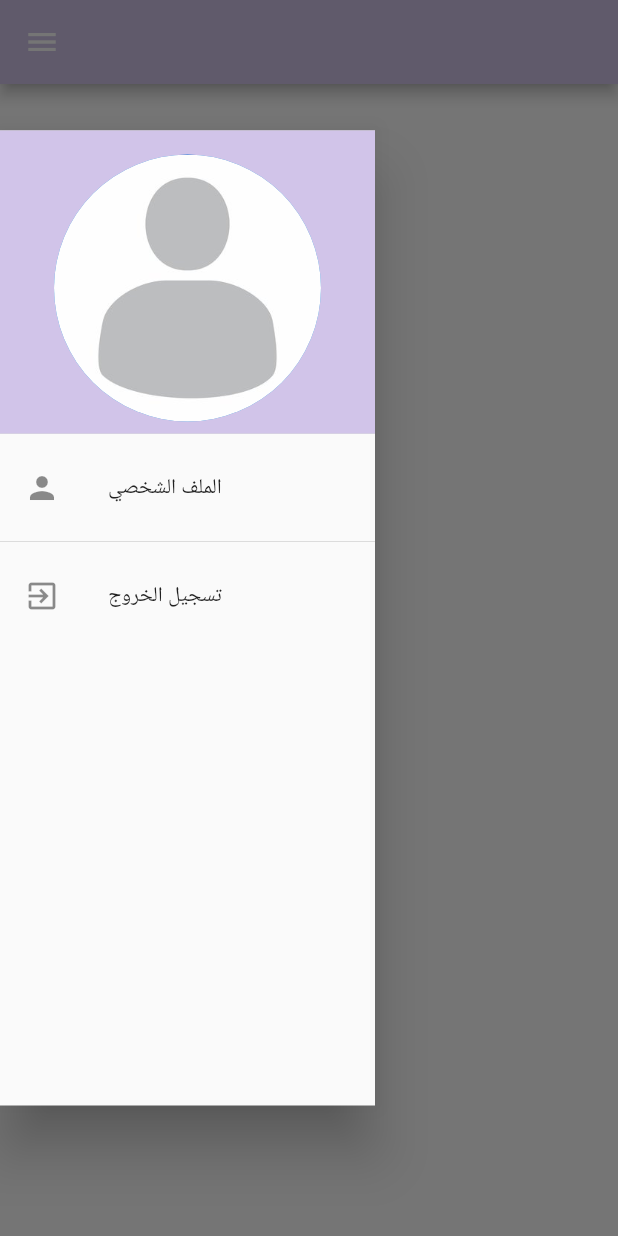
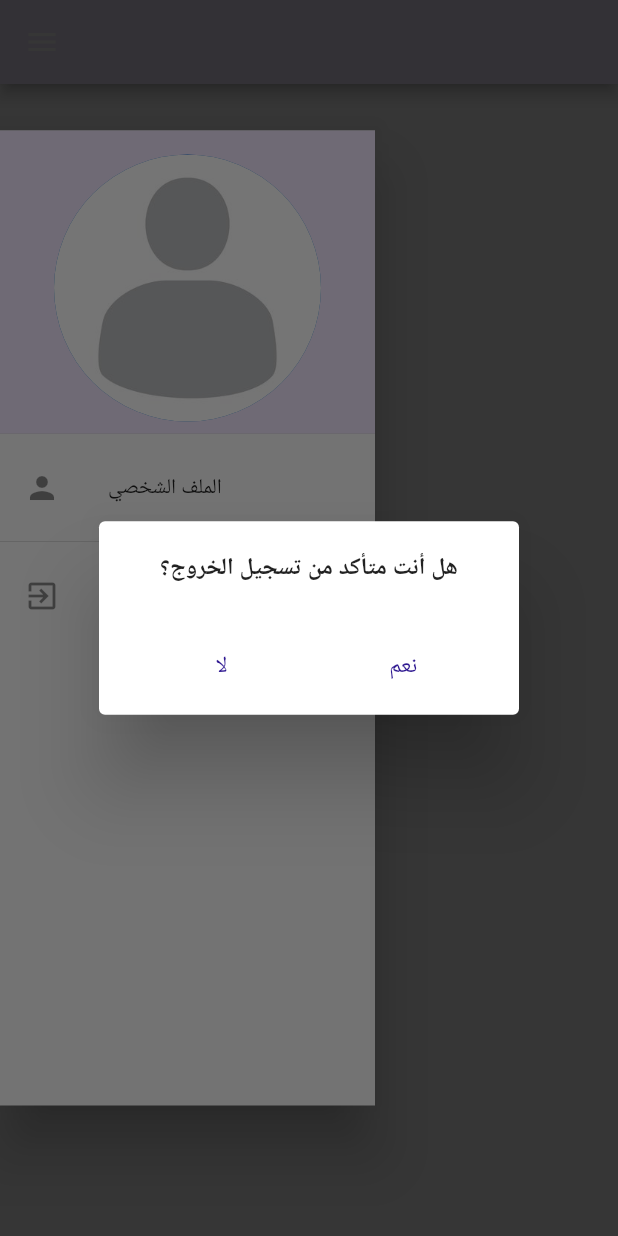
Before and after one commit to Noura-alhoshan/Meras, a Flutter app: the MyHomePage screen opened directly, in the side drawer, after a tap on "تسجيل الخروج", on a phone screen of 412 x 824 dp. Run offline on Flutter 3.47's test engine with Material 2 defaults, Android fonts, the phone set to English and light mode, and no system bars; our stand-ins replace bottom_navy_bar, cloud_firestore, firebase_auth, firebase_core, flutter_spinkit, flutter_svg; missing offline and left inert: auto_direction; accounts and stored records are empty.

Commit message:
Fixed front end

```diff
--- a/lib/components/rounded_button.dart
+++ b/lib/components/rounded_button.dart
@@ -21,7 +21,7 @@ class RoundedButton extends StatelessWidget {
     Size size = MediaQuery.of(context).size;
     return Container(
       margin: EdgeInsets.symmetric(vertical: 10),
-      width: size.width * 0.8,
+      width: 240,
       child: ClipRRect(
         borderRadius: BorderRadius.circular(29),
         child: newElevatedButton(),
@@ -36,12 +36,12 @@ class RoundedButton extends StatelessWidget {
     return ElevatedButton(
       child: Text(
         text,
-        style: TextStyle(color: textColor, fontSize: 17),
+        style: TextStyle(color: textColor, fontSize: 19),
       ),
       onPressed: press,
       style: ElevatedButton.styleFrom(
           primary: color,
-          padding: EdgeInsets.symmetric(horizontal: 40, vertical: 20),
+          padding: EdgeInsets.symmetric(horizontal: 20, vertical: 14),
           textStyle: TextStyle(
               color: textColor, fontSize: 14, fontWeight: FontWeight.w500)),
     );
--- a/lib/constants.dart
+++ b/lib/constants.dart
@@ -3,3 +3,4 @@ import 'package:flutter/material.dart';
 
 const kPrimaryColor = Color(0xFF6F35A5);
 const kPrimaryLightColor = Color(0xFFF1E6FF);
+const appBarColor = Color(0xF0E6FF);
--- /dev/null
+++ b/lib/screen/coachProfile_admin/coachProfile_admin.dart
@@ -0,0 +1 @@
+//here goes the code
--- /dev/null
+++ b/lib/screen/home/BaseAlertDialog.dart
@@ -0,0 +1,55 @@
+import 'package:flutter/material.dart';
+
+class BaseAlertDialog extends StatelessWidget {
+
+  //When creating please recheck 'context' if there is an error!
+
+
+
+  String _title='';
+  String _content='';
+  String _yes='';
+  String _no='';
+  late Function _yesOnPressed ;
+  late Function _noOnPressed;
+
+  BaseAlertDialog({required String title,required String content,
+
+                        required Function yesOnPressed, required Function noOnPressed, String yes = "Yes", String no = "No"}){
+    this._title = title;
+    this._content = content;
+    this._yesOnPressed = yesOnPressed;
+    this._noOnPressed = noOnPressed;
+    this._yes = yes;
+    this._no = no;
+  }
+
+  @override
+  Widget build(BuildContext context) {
+    String space='                       ';
+    return AlertDialog(
+
+      content: new Text(this._content,style: TextStyle(fontSize: 15.7,fontWeight: FontWeight.bold,),textAlign: TextAlign.center ),
+      backgroundColor: Colors.white,
+      //shape: RoundedRectangleBorder(borderRadius: new BorderRadius.circular(15)),
+      actions: <Widget>[
+
+        new FlatButton(
+        child: Text(this._no, style: TextStyle(fontSize: 15.3),textAlign: TextAlign.center,),
+
+          textColor: Colors.deepPurple[900],
+          onPressed: () {
+            this._noOnPressed();
+          },
+        ),
+         new FlatButton(
+          child: new Text(this._yes+space,style: TextStyle(fontSize: 15.3),textAlign: TextAlign.center,),
+          textColor: Colors.deepPurple[900],
+          onPressed: () {
+            this._yesOnPressed();
+          },
+        ),
+      ],
+    );
+  }
+}
--- a/lib/screen/home/home.dart
+++ b/lib/screen/home/home.dart
@@ -1,4 +1,6 @@
 import 'package:firebase_auth/firebase_auth.dart';
+import 'package:meras/constants.dart';
+import 'package:meras/models/MyUser.dart';
 import 'package:meras/services/auth.dart';
 import 'package:flutter/material.dart';
 import 'package:meras/services/auth.dart';
@@ -10,7 +12,20 @@ import 'package:provider/provider.dart';
 
 
 
-class home extends StatelessWidget {
+class home extends StatefulWidget {
+	  home({ required this.userId});
+
+	AuthService aut= AuthService();
+
+	  final String userId;
+
+
+	  @override
+	  State<StatefulWidget> createState() => new _HomePageState();
+	}
+
+
+	class _HomePageState extends State<home> {
   @override
   Widget build(BuildContext context) {
     return MaterialApp(
@@ -30,7 +45,7 @@ class MyHomePage extends StatelessWidget {
       drawer: NavDrawer(),
       appBar: AppBar(
         //title: Text('Side menu'),
-        backgroundColor: Colors.deepPurple[100],
+        backgroundColor: kPrimaryLightColor,
       ),
       body: Center(
         child: Text('home'),
--- a/lib/screen/home/navDrawer.dart
+++ b/lib/screen/home/navDrawer.dart
@@ -1,21 +1,18 @@
+import 'package:meras/screen/authenticate/sign_in.dart';
 import 'package:meras/services/auth.dart';
 import 'package:flutter/material.dart';
 import 'package:meras/services/database.dart';
 import 'package:meras/models/MyUser.dart';
 import 'package:firebase_auth/firebase_auth.dart';
+
+import '../../constants.dart';
+import 'BaseAlertDialog.dart';
 //import 'package:flutter/material.dart';
-
-
-
 
 
 class NavDrawer extends StatelessWidget  {
 
    final AuthService _auth = AuthService();
-
-
-
-
 
   @override
    Widget build(BuildContext context)  {
@@ -40,7 +37,7 @@ class NavDrawer extends StatelessWidget  {
               ),
             ),
             decoration: BoxDecoration(
-              color: Colors.deepPurple[100],
+              color: kPrimaryLightColor,
 
             ), //child: null,
           ),
@@ -55,15 +52,30 @@ class NavDrawer extends StatelessWidget  {
           ListTile(
             title: Text('تسجيل الخروج'),
             leading: Icon(Icons.exit_to_app),
-            onTap: () async {
+            onTap: ()  {
+
+         var baseDialog = BaseAlertDialog(
+              title: "",
+              content: "هل أنت متأكد من تسجيل الخروج؟",
+              yesOnPressed: () async {
                 await _auth.signOut();
+                Navigator.pop( context,
+                   MaterialPageRoute(builder: (context) => SignIn()),);
+                    Navigator.of(context, rootNavigator: true).pop('dialog');
+                   },
+
+              noOnPressed: () {
+                Navigator.of(context, rootNavigator: true).pop('dialog');
               },
-          ),
+              yes: "نعم",
+              no: "لا");
+          showDialog(context: context, builder: (BuildContext context) => baseDialog);
+          }
+         ,),
         ],
       ),
-    ),);
+    ),
+    );
 
   }
-
-
 }
--- a/lib/screen/wrapper.dart
+++ b/lib/screen/wrapper.dart
@@ -18,7 +18,7 @@ class Wrapper extends StatelessWidget {
     if (user == null){
       return authenticate();//homescreen
     } else {
-      return home();
+      return home(userId: user.uid,);
     }
   }
 }
--- a/pubspec.yaml
+++ b/pubspec.yaml
@@ -42,6 +42,7 @@ dependencies:
   flutter_auth: ^0.0.1
   flutter_svg: ^0.22.0
   flutter_spinkit: ^5.1.0
+  bottom_navy_bar: ^6.0.0
 
 dev_dependencies:
   flutter_test:
```
Also changed, not shown: lib/screen/Navigation/ADcategory.dart (added, +52 -0 lines), lib/screen/Navigation/ADpages/ADhome.dart (added, +10 -0 lines), lib/screen/Navigation/ADpages/ADlist.dart (added, +10 -0 lines), lib/screen/Navigation/ADpages/ADnotification.dart (added, +10 -0 lines), lib/screen/Navigation/TRcategory.dart (added, +61 -0 lines), lib/screen/Navigation/TRpages/TRexplore.dart (added, +10 -0 lines), lib/screen/Navigation/TRpages/TRhome.dart (added, +10 -0 lines), lib/screen/Navigation/TRpages/TRlessons.dart (added, +10 -0 lines), lib/screen/Navigation/TRpages/TRnotification.dart (added, +10 -0 lines), lib/screen/authenticate/NotApproaved.dart (+8 -14 lines), lib/screen/authenticate/reset.dart (+42 -41 lines), lib/screen/authenticate/sign_in.dart (+24 -15 lines), pubspec.lock.
